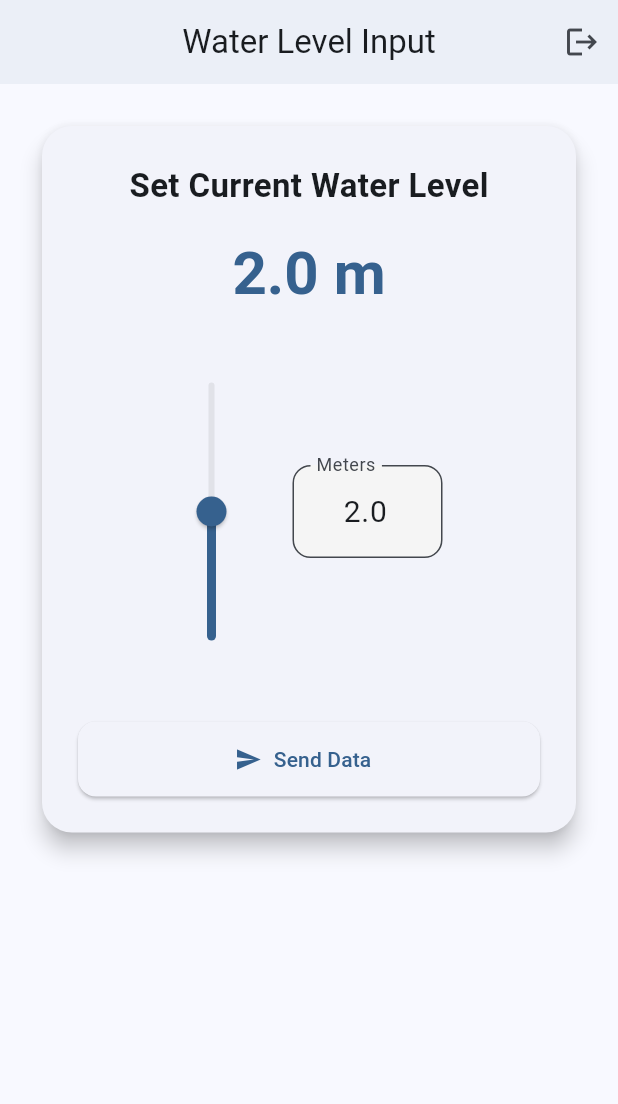
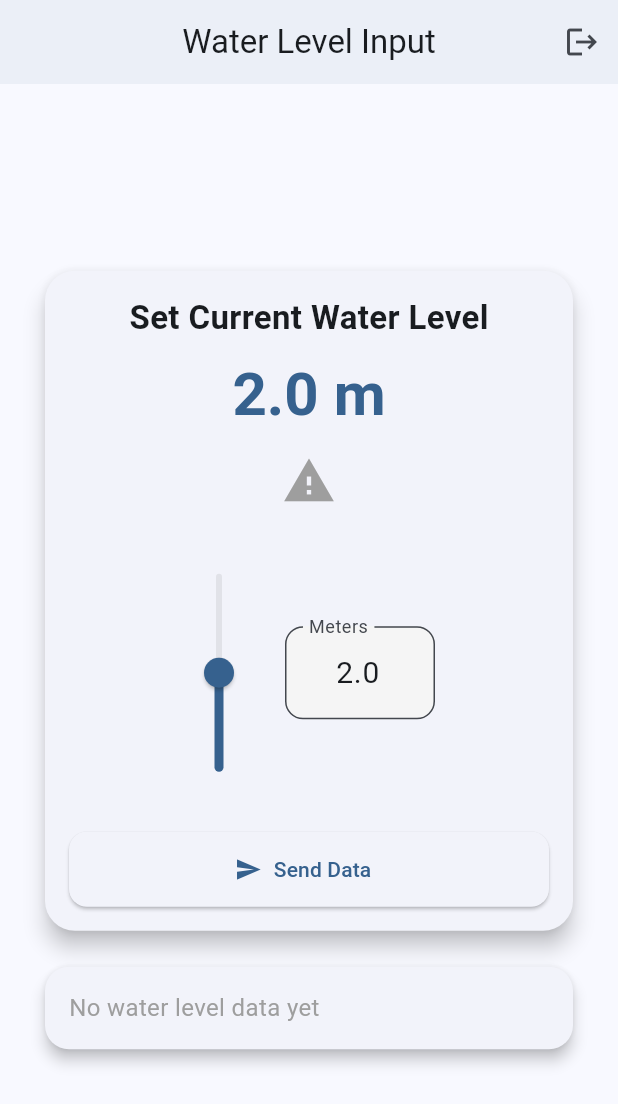
Before and after one commit to Cypherr00/zarraga_flood_monitoring_data_sender, a Flutter app: the SensorInputScreen screen opened directly with empty values, on a phone screen of 412 x 824 dp. Shown: the top 1104 px of the screen. Run offline on Flutter 3.47's test engine with Material 3 defaults, Android fonts, the phone set to English and light mode, and no system bars; our stand-ins replace firebase_core, firebase_messaging, flutter_local_notifications, shared_preferences, supabase_flutter; accounts and stored records are empty.

Commit message:
added latest water level display, and added an overflow button and its functions on the slider

```diff
--- a/lib/sensor_input_screen.dart
+++ b/lib/sensor_input_screen.dart
@@ -8,6 +8,7 @@ import 'pin_screen.dart';
 class SensorInputScreen extends StatefulWidget {
   final String userName;
   final int userId;
+
   const SensorInputScreen({
     super.key,
     required this.userName,
@@ -26,17 +27,58 @@ class _SensorInputScreenState extends State<SensorInputScreen> {
 
   bool isLoading = false;
   double _currentValue = 2.0;
+  bool _isOverflow = false;
+
+  Map<String, dynamic>? latest; // Latest water level
+  RealtimeChannel? subscription;
 
   @override
   void initState() {
     super.initState();
     _controller = TextEditingController(text: _currentValue.toStringAsFixed(1));
+    _loadInitial();
+    _setupSubscription();
+  }
+
+  Future<void> _loadInitial() async {
+    final data = await DbConfig().fetchLatestWaterLevel();
+    setState(() {
+      latest = data;
+    });
+  }
+
+  void _setupSubscription() {
+    subscription = DbConfig().subscribeLatestWaterLevel((updated) {
+      setState(() {
+        latest = updated;
+      });
+    });
   }
 
   @override
   void dispose() {
     _controller.dispose();
+    if (subscription != null) {
+      supabase.removeChannel(subscription!);
+    }
     super.dispose();
+  }
+
+  void _toggleOverflow() {
+    setState(() {
+      _isOverflow = !_isOverflow;
+      if (_isOverflow) {
+        if (_currentValue < 4.0) {
+          _currentValue = 4.0;
+          _controller.text = _currentValue.toStringAsFixed(1);
+        }
+      } else {
+        if (_currentValue > 4.0) {
+          _currentValue = 4.0;
+          _controller.text = _currentValue.toStringAsFixed(1);
+        }
+      }
+    });
   }
 
   Future<void> _handleSendData() async {
@@ -58,6 +100,7 @@ class _SensorInputScreenState extends State<SensorInputScreen> {
       await DbConfig().sendData(
         userId: widget.userId,
         meters: meters,
+        isOverflow: _isOverflow,
       );
 
       if (!mounted) return;
@@ -68,6 +111,7 @@ class _SensorInputScreenState extends State<SensorInputScreen> {
       setState(() {
         _currentValue = 0.0;
         _controller.text = "0.0";
+        _isOverflow = false;
       });
     } catch (e) {
       if (!mounted) return;
@@ -84,7 +128,9 @@ class _SensorInputScreenState extends State<SensorInputScreen> {
   void _updateFromText(String text) {
     final parsed = double.tryParse(text);
     if (parsed != null) {
-      final clamped = parsed.clamp(0, 4);
+      double minValue = _isOverflow ? 4.0 : 0.0;
+      double maxValue = _isOverflow ? 6.0 : 4.0;
+      final clamped = parsed.clamp(minValue, maxValue);
       setState(() {
         _currentValue = clamped.toDouble();
         _controller.text = clamped.toStringAsFixed(1);
@@ -105,18 +151,14 @@ class _SensorInputScreenState extends State<SensorInputScreen> {
           actionsPadding: const EdgeInsets.symmetric(horizontal: 16, vertical: 8),
           actions: [
             TextButton(
-              style: TextButton.styleFrom(
-                foregroundColor: Colors.grey[700],
-              ),
+              style: TextButton.styleFrom(foregroundColor: Colors.grey[700]),
               onPressed: () => Navigator.pop(ctx, false),
               child: const Text("Cancel"),
             ),
             ElevatedButton(
               style: ElevatedButton.styleFrom(
                 backgroundColor: Colors.redAccent,
-                shape: RoundedRectangleBorder(
-                  borderRadius: BorderRadius.circular(12),
-                ),
+                shape: RoundedRectangleBorder(borderRadius: BorderRadius.circular(12)),
               ),
               onPressed: () => Navigator.pop(ctx, true),
               child: const Text("Log Out"),
@@ -157,28 +199,27 @@ class _SensorInputScreenState extends State<SensorInputScreen> {
           ),
         ],
       ),
-      body: SingleChildScrollView(
-        padding: const EdgeInsets.all(24.0),
+      body: SafeArea(
         child: Center(
-          child: Card(
+          child: SizedBox(
+            width: 360, // lock width
+            child: Column(
+              mainAxisAlignment: MainAxisAlignment.center,
+              children: [
+                // Input card
+                Card(
                   elevation: 6,
-            shape: RoundedRectangleBorder(
-              borderRadius: BorderRadius.circular(20),
-            ),
+                  shape: RoundedRectangleBorder(borderRadius: BorderRadius.circular(20)),
                   child: Padding(
-              padding: const EdgeInsets.all(24.0),
+                    padding: const EdgeInsets.all(16.0),
                     child: Column(
                       mainAxisSize: MainAxisSize.min,
                       children: [
                         const Text(
                           "Set Current Water Level",
-                    style: TextStyle(
-                      fontSize: 22,
-                      fontWeight: FontWeight.bold,
+                          style: TextStyle(fontSize: 22, fontWeight: FontWeight.bold),
                         ),
-                  ),
-                  const SizedBox(height: 20),
-
+                        const SizedBox(height: 12),
                         AnimatedDefaultTextStyle(
                           duration: const Duration(milliseconds: 250),
                           style: TextStyle(
@@ -188,33 +229,43 @@ class _SensorInputScreenState extends State<SensorInputScreen> {
                           ),
                           child: Text("${_currentValue.toStringAsFixed(1)} m"),
                         ),
-
-                  const SizedBox(height: 25),
-
+                        const SizedBox(height: 8),
+                        IconButton(
+                          onPressed: _toggleOverflow,
+                          iconSize: 36,
+                          icon: Icon(
+                            Icons.warning,
+                            color: _isOverflow ? Colors.red : Colors.grey,
+                          ),
+                          tooltip: 'Overflow / Measurement Exceeded',
+                        ),
+                        const SizedBox(height: 12),
                         Row(
                           mainAxisAlignment: MainAxisAlignment.center,
                           children: [
                             SizedBox(
-                        height: 220,
+                              height: 180,
                               child: RotatedBox(
                                 quarterTurns: -1,
                                 child: Slider(
-                            value: _currentValue,
-                            min: 0,
-                            max: 4,
-                            divisions: 40,
+                                  value: _currentValue.clamp(
+                                    _isOverflow ? 4.0 : 0.0,
+                                    _isOverflow ? 6.0 : 4.0,
+                                  ),
+                                  min: _isOverflow ? 4.0 : 0.0,
+                                  max: _isOverflow ? 6.0 : 4.0,
+                                  divisions: null,
                                   label: _currentValue.toStringAsFixed(1),
                                   onChanged: (double newValue) {
                                     setState(() {
-                                _currentValue = newValue;
-                                _controller.text =
-                                    newValue.toStringAsFixed(1);
+                                      _currentValue = _isOverflow && newValue < 4.0 ? 4.0 : newValue;
+                                      _controller.text = _currentValue.toStringAsFixed(1);
                                     });
                                   },
                                 ),
                               ),
                             ),
-                      const SizedBox(width: 30),
+                            const SizedBox(width: 20),
                             SizedBox(
                               width: 100,
                               child: TextField(
@@ -225,34 +276,19 @@ class _SensorInputScreenState extends State<SensorInputScreen> {
                                 decoration: InputDecoration(
                                   filled: true,
                                   fillColor: Colors.grey.shade100,
-                            border: OutlineInputBorder(
-                              borderRadius: BorderRadius.circular(12),
-                            ),
+                                  border: OutlineInputBorder(borderRadius: BorderRadius.circular(12)),
                                   labelText: "Meters",
                                 ),
                                 onSubmitted: _updateFromText,
-                          onChanged: (value) {
-                            if (value.isEmpty) return;
-                            final parsed = double.tryParse(value);
-                            if (parsed != null && parsed >= 0 && parsed <= 4) {
-                              setState(() {
-                                _currentValue = parsed;
-                              });
-                            }
-                          },
                               ),
                             ),
                           ],
                         ),
-
-                  const SizedBox(height: 30),
-
+                        const SizedBox(height: 16),
                         ElevatedButton.icon(
                           style: ElevatedButton.styleFrom(
                             minimumSize: const Size(double.infinity, 50),
-                      shape: RoundedRectangleBorder(
-                        borderRadius: BorderRadius.circular(12),
-                      ),
+                            shape: RoundedRectangleBorder(borderRadius: BorderRadius.circular(12)),
                           ),
                           icon: const Icon(Icons.send),
                           label: Text(isLoading ? 'Sending...' : 'Send Data'),
@@ -262,6 +298,55 @@ class _SensorInputScreenState extends State<SensorInputScreen> {
                     ),
                   ),
                 ),
+
+                const SizedBox(height: 16),
+
+                // Latest water level card
+                Card(
+                  elevation: 4,
+                  shape: RoundedRectangleBorder(borderRadius: BorderRadius.circular(16)),
+                  child: SizedBox(
+                    width: double.infinity,
+                    child: Padding(
+                      padding: const EdgeInsets.all(16),
+                      child: latest == null
+                          ? const Text(
+                        'No water level data yet',
+                        style: TextStyle(fontSize: 16, color: Colors.grey),
+                      )
+                          : Column(
+                        crossAxisAlignment: CrossAxisAlignment.start,
+                        children: [
+                          Text(
+                            'Latest Water Level',
+                            style: Theme.of(context).textTheme.titleMedium,
+                          ),
+                          const SizedBox(height: 8),
+                          Text(
+                            '${latest!['meters']} meters',
+                            style: Theme.of(context)
+                                .textTheme
+                                .headlineMedium
+                                ?.copyWith(fontWeight: FontWeight.bold),
+                          ),
+                          const SizedBox(height: 8),
+                          Text(
+                            'Submitted by: ${latest!['user']['user_name']}',
+                            style: const TextStyle(color: Colors.black54),
+                          ),
+                          const SizedBox(height: 4),
+                          Text(
+                            'At: ${latest!['created_at']}',
+                            style: const TextStyle(color: Colors.black45, fontSize: 12),
+                          ),
+                        ],
+                      ),
+                    ),
+                  ),
+                ),
+              ],
+            ),
+          ),
         ),
       ),
     );
```
Also changed, not shown: lib/db_config.dart (+68 -27 lines), lib/history_screen.dart (+5 -6 lines). Lines whose indentation alone changed are shown as unchanged.
